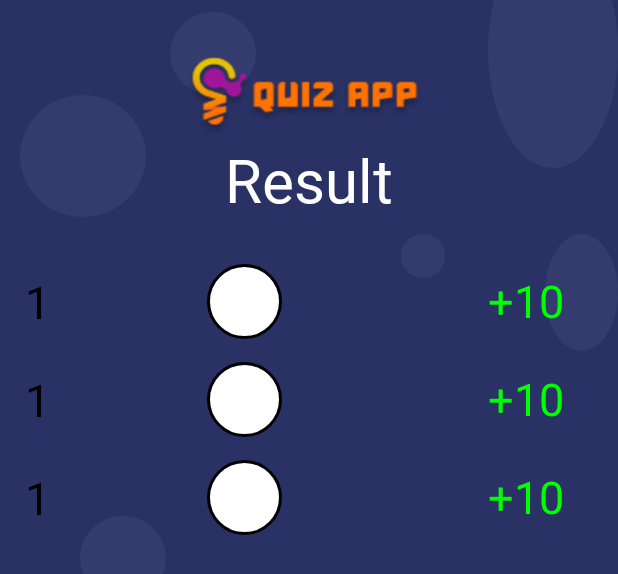
After one commit to KhiemPham1702/QuizApp_Final, an Android app: the layout activity_result_layout.xml on its own in the app's theme, with its tools: preview values and no code run, on a phone screen of 412 x 824 dp. The commit adds this screen. Shown: the top 574 px of the screen. Run offline under Robolectric (Android 15) with nearby library versions, the phone set to English and light mode, and no system bars; Roboto replaces fonts that are not available here.

Commit message:
first commit

```diff
--- a/app/src/main/java/com/example/quiz_final/Music.java
+++ /dev/null
@@ -1,5 +0,0 @@
-package com.example.quiz_final;
-
-public class Music {
-
-}
--- a/app/src/main/java/com/example/quiz_final/Profile.java
+++ b/app/src/main/java/com/example/quiz_final/Profile.java
@@ -163,7 +163,10 @@ public class Profile extends Fragment {
         firebaseStorage = FirebaseStorage.getInstance();
         storageReference = firebaseStorage.getReference();
 
-
+        if(!Start_layout.mediaPlayer.isPlaying())
+        {
+            Start_layout.mediaPlayer.start();
+        }
         showUserProfile();
 
         changePass.setOnClickListener(new View.OnClickListener() {
--- a/app/src/main/java/com/example/quiz_final/Quiz_layout.java
+++ b/app/src/main/java/com/example/quiz_final/Quiz_layout.java
@@ -47,6 +47,7 @@ public class Quiz_layout extends AppCompatActivity {
         final String cat = intent.getStringExtra("cat");
         final String testId = getIntent().getStringExtra("testId");
         final String course = getIntent().getStringExtra("course");
+        Start_layout.mediaPlayer.pause();
         if(course.equals("English"))
         {
             binding.quizApp.setBackgroundResource(R.drawable.english);
--- a/app/src/main/java/com/example/quiz_final/Setting.java
+++ b/app/src/main/java/com/example/quiz_final/Setting.java
@@ -120,6 +120,10 @@ public class Setting extends Fragment {
         seekBar = v.findViewById(R.id.seekbar);
         seekBar.setMax(maxVolume);
         seekBar.setProgress(currentVolume);
+        if(!Start_layout.mediaPlayer.isPlaying())
+        {
+            Start_layout.mediaPlayer.start();
+        }
         sharedPreferences= getActivity().getSharedPreferences("music", Context.MODE_PRIVATE);
         showUserProfile();
         sign_out.setOnClickListener(new View.OnClickListener() {
--- a/app/src/main/java/com/example/quiz_final/Start_layout.java
+++ b/app/src/main/java/com/example/quiz_final/Start_layout.java
@@ -30,6 +30,7 @@ public class Start_layout extends AppCompatActivity {
         mo = findViewById(R.id.mo_star);
 
         mediaPlayer = MediaPlayer.create(getApplicationContext(), R.raw.song);
+        mediaPlayer.setLooping(true);
         mediaPlayer.start();
 //        SharedPreferences.Editor editor=sharedPreferences.edit();
 //        editor.put("unvoice","0");
--- a/app/src/main/java/com/example/quiz_final/home.java
+++ b/app/src/main/java/com/example/quiz_final/home.java
@@ -51,6 +51,10 @@ public class home extends Fragment {
         final ArrayList<Courses_Item> categories = new ArrayList<>();
         final ArrayList<String> categoriesName = new ArrayList<>();
         final CoursesAdapter adapter = new CoursesAdapter(getContext(), categories);
+        if(!Start_layout.mediaPlayer.isPlaying())
+        {
+            Start_layout.mediaPlayer.start();
+        }
         database.collection("Courses")
                 .addSnapshotListener(new EventListener<QuerySnapshot>() {
                     @Override
--- a/app/src/main/java/com/example/quiz_final/rank.java
+++ b/app/src/main/java/com/example/quiz_final/rank.java
@@ -46,6 +46,10 @@ public class rank extends Fragment {
         final ArrayList<String> topImage = new ArrayList<String>();
 
         final RankAdapter adapter = new RankAdapter(getContext(), users);
+        if(!Start_layout.mediaPlayer.isPlaying())
+        {
+            Start_layout.mediaPlayer.start();
+        }
         binding.ranktable.setAdapter(adapter);
         binding.ranktable.setLayoutManager(new LinearLayoutManager(getContext()));
      database.collection("users")
--- /dev/null
+++ b/app/src/main/res/layout/activity_result_layout.xml
@@ -0,0 +1,141 @@
+<?xml version="1.0" encoding="utf-8"?>
+<RelativeLayout xmlns:android="http://schemas.android.com/apk/res/android"
+    xmlns:app="http://schemas.android.com/apk/res-auto"
+    xmlns:tools="http://schemas.android.com/tools"
+    tools:context=".Set_pass_layout"
+    android:id="@+id/main"
+    android:layout_width="fill_parent"
+    android:layout_height="fill_parent"
+    android:clipToOutline="true"
+    android:background="@drawable/set_pass">
+    <View
+        android:id="@+id/ellipse_1"
+        android:layout_width="57dp"
+        android:layout_height="55dp"
+        android:layout_alignParentLeft="true"
+        android:layout_alignParentTop="true"
+        android:layout_marginLeft="113dp"
+        android:layout_marginTop="8dp"
+        android:background="@drawable/ellipse_1" />
+
+    <View
+        android:id="@+id/ellipse_5"
+        android:layout_width="29dp"
+        android:layout_height="29dp"
+        android:layout_alignParentLeft="true"
+        android:layout_marginLeft="267dp"
+        android:layout_alignParentTop="true"
+        android:layout_marginTop="156dp"
+        android:background="@drawable/ellipse_5"
+        />
+    <View
+        android:id="@+id/ellipse_3"
+        android:layout_width="78dp"
+        android:layout_height="78dp"
+        android:layout_alignParentLeft="true"
+        android:layout_marginLeft="363dp"
+        android:layout_alignParentTop="true"
+        android:layout_marginTop="156dp"
+        android:background="@drawable/ellipse_3"
+        />
+    <View
+        android:id="@+id/ellipse_2"
+        android:layout_width="84dp"
+        android:layout_height="81dp"
+        android:layout_alignParentLeft="true"
+        android:layout_marginLeft="13dp"
+        android:layout_alignParentTop="true"
+        android:layout_marginTop="63dp"
+        android:background="@drawable/ellipse_2"
+        />
+
+    <View
+        android:id="@+id/ellipse_4"
+        android:layout_width="157dp"
+        android:layout_height="157dp"
+        android:layout_alignParentLeft="true"
+        android:layout_alignParentTop="true"
+        android:layout_marginLeft="325dp"
+        android:layout_marginTop="-45dp"
+        android:background="@drawable/ellipse_4" />
+
+    <View
+        android:id="@+id/ellipse_8"
+        android:layout_width="157dp"
+        android:layout_height="157dp"
+        android:layout_alignParentLeft="true"
+        android:layout_alignParentTop="true"
+        android:layout_marginLeft="-33dp"
+        android:layout_marginTop="607dp"
+        android:background="@drawable/ellipse_8" />
+    <View
+        android:id="@+id/ellipse_11"
+        android:layout_width="57dp"
+        android:layout_height="55dp"
+        android:layout_alignParentLeft="true"
+        android:layout_marginLeft="53dp"
+        android:layout_alignParentTop="true"
+        android:layout_marginTop="344dp"
+        android:background="@drawable/ellipse_1"
+        />
+    <View
+        android:id="@+id/ellipse_6"
+        android:layout_width="84dp"
+        android:layout_height="81dp"
+        android:layout_alignParentLeft="true"
+        android:layout_marginLeft="297dp"
+        android:layout_alignParentTop="true"
+        android:layout_marginTop="402dp"
+        android:background="@drawable/ellipse_6"
+        />
+    <View
+        android:id="@+id/ellipse_7"
+        android:layout_width="78dp"
+        android:layout_height="78dp"
+        android:layout_alignParentLeft="true"
+        android:layout_marginLeft="366dp"
+        android:layout_alignParentTop="true"
+        android:layout_marginTop="551dp"
+        android:background="@drawable/ellipse_6"
+        />
+
+
+    <androidx.recyclerview.widget.RecyclerView
+        android:id="@+id/a"
+        android:layout_width="match_parent"
+        android:layout_height="661dp"
+        android:layout_alignParentLeft="true"
+        android:layout_alignParentTop="true"
+        android:layout_marginLeft="0dp"
+        android:layout_marginTop="168dp"
+        tools:listitem="@layout/item_state_answer" />
+
+
+    <View
+        android:id="@+id/rectangle_2"
+        android:layout_width="181dp"
+        android:layout_height="59dp"
+        android:layout_alignParentLeft="true"
+        android:layout_alignParentTop="true"
+        android:layout_marginLeft="116dp"
+        android:layout_marginTop="33dp"
+        android:background="@drawable/rectangle_2"
+        android:elevation="4dp" />
+
+    <TextView
+        android:id="@+id/textView"
+        android:layout_width="match_parent"
+        android:layout_height="60dp"
+        android:layout_marginTop="90dp"
+        android:fontFamily="@font/baloo_bhai"
+        android:gravity="center"
+        android:text="Result"
+        android:textColor="@color/white"
+        android:textSize="40dp"
+        app:layout_constraintBottom_toBottomOf="parent"
+        app:layout_constraintEnd_toEndOf="parent"
+        app:layout_constraintHorizontal_bias="0.0"
+        app:layout_constraintStart_toStartOf="parent"
+        app:layout_constraintVertical_bias="0.007"
+        tools:ignore="MissingConstraints" />
+</RelativeLayout>
--- /dev/null
+++ b/app/src/main/res/layout/item_state_answer.xml
@@ -0,0 +1,45 @@
+<?xml version="1.0" encoding="utf-8"?>
+<androidx.constraintlayout.widget.ConstraintLayout xmlns:android="http://schemas.android.com/apk/res/android"
+    xmlns:app="http://schemas.android.com/apk/res-auto"
+    xmlns:tools="http://schemas.android.com/tools"
+    android:layout_width="match_parent"
+    android:layout_height="65dp">
+
+    <TextView
+        android:id="@+id/id"
+        android:layout_width="50dp"
+        android:layout_height="50dp"
+        android:gravity="center"
+        android:text="1"
+        android:textAppearance="@style/some_id2"
+        android:textColor="@color/black"
+        android:textSize="30dp"
+        app:layout_constraintBottom_toBottomOf="parent"
+        app:layout_constraintStart_toStartOf="parent"
+        app:layout_constraintTop_toTopOf="parent" />
+
+    <ImageView
+        android:id="@+id/image"
+        android:layout_width="50dp"
+        android:layout_height="50dp"
+        android:layout_marginStart="88dp"
+        android:layout_marginTop="8dp"
+        android:background="@drawable/state_button"
+        android:scaleType="fitCenter"
+        app:layout_constraintStart_toEndOf="@+id/id"
+        app:layout_constraintTop_toTopOf="parent" />
+
+    <TextView
+        android:layout_width="70dp"
+        android:layout_height="50dp"
+        android:layout_marginStart="316dp"
+        android:gravity="center"
+        android:text="+10"
+        android:textAppearance="@style/some_id2"
+        android:textColor="@color/green"
+        android:textSize="30dp"
+        app:layout_constraintBottom_toBottomOf="parent"
+        app:layout_constraintStart_toStartOf="parent"
+        app:layout_constraintTop_toTopOf="parent"
+        app:layout_constraintVertical_bias="0.466" />
+</androidx.constraintlayout.widget.ConstraintLayout>
```
Also changed, not shown: app/src/main/java/com/example/quiz_final/Result_layout.java (added, +38 -0 lines), app/src/main/java/com/example/quiz_final/Show_answer.java (added, +23 -0 lines), app/src/main/java/com/example/quiz_final/stateAdapter.java (added, +55 -0 lines), app/src/main/java/com/example/quiz_final/state_answer.java (added, +43 -0 lines), app/src/main/res/layout/activity_quiz_layout.xml (+8 -8 lines), app/src/main/res/layout/activity_show_answer.xml (added, +123 -0 lines), app/src/main/res/layout/bad_layout.xml (added, +128 -0 lines), 1 other file.
